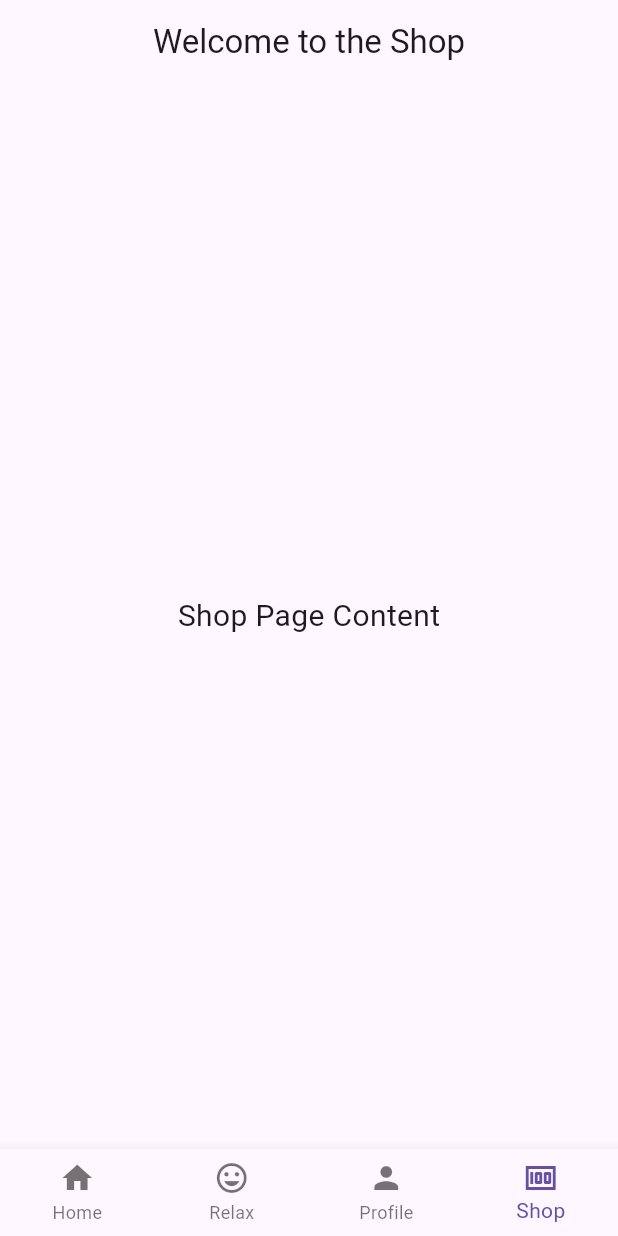
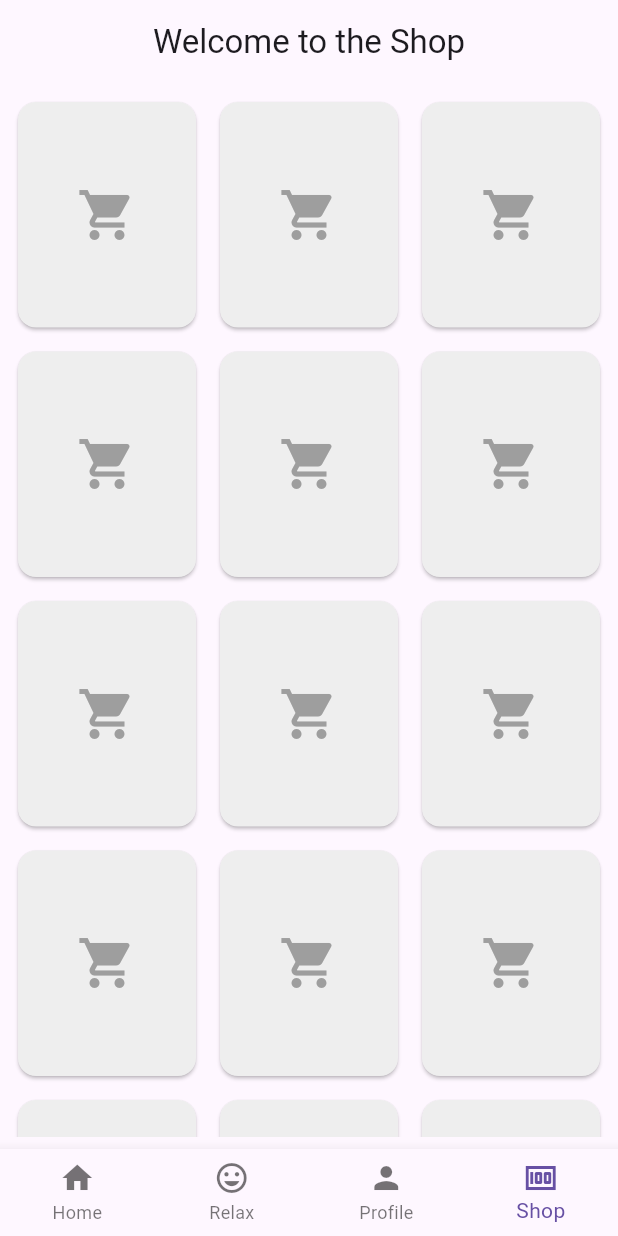
Before and after one commit to CSC-3380-Spring-2025/Team-15, a Flutter app: the screen it shows after launch, item 4 of the bottom bar chosen, on a phone screen of 412 x 824 dp. Run offline on Flutter 3.47's test engine with Material 3 defaults, Android fonts, the phone set to English and light mode, and no system bars.

Commit message:
Update shop.dart

```diff
--- a/fortis/lib/pages/shop.dart
+++ b/fortis/lib/pages/shop.dart
@@ -5,14 +5,37 @@ class ShopPage extends StatelessWidget {
 
   @override
   Widget build(BuildContext context) {
+    List<String?> items  = List.generate(15, (index) => null); // Placeholder items
+
     return Scaffold(
       appBar: AppBar(title : const Text('Welcome to the Shop'), centerTitle: true),
-      body: const Center(
-        child: Text(
-          'Shop Page Content',
-          style: TextStyle(fontSize: 20),
-        ),
-      ),
+      body: Padding(padding: const EdgeInsets.all(8.0),
+      child: GridView.builder(
+        gridDelegate: const SliverGridDelegateWithFixedCrossAxisCount ( // Builds the grid
+          crossAxisCount: 3, // 3 columns
+          crossAxisSpacing: 8, // Space between columns
+          mainAxisSpacing: 8, // space between rows
+          childAspectRatio: 0.8, // width to height ratio
+          ),
+          itemCount: items.length,
+          itemBuilder: (context, index) {
+            return Card(
+              color: Colors.grey[200],
+              child: Center(
+                child: items[index] != null ?
+                  Text(
+                    'Item $index',
+                    style: const TextStyle(fontSize: 16),
+                  )
+                : const Icon(
+                  Icons.shopping_cart,
+                  color: Colors.grey,
+                  size: 40,
+                ),
+              ),
+            );
+          })
+      )
     );
   }
 }
```
